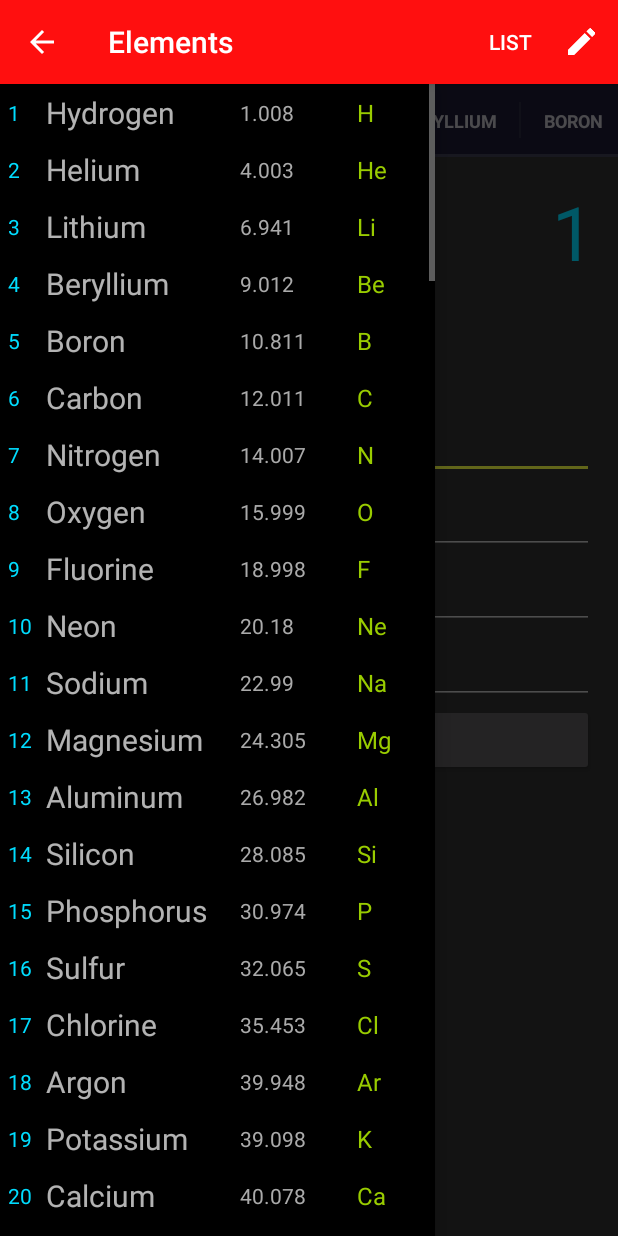
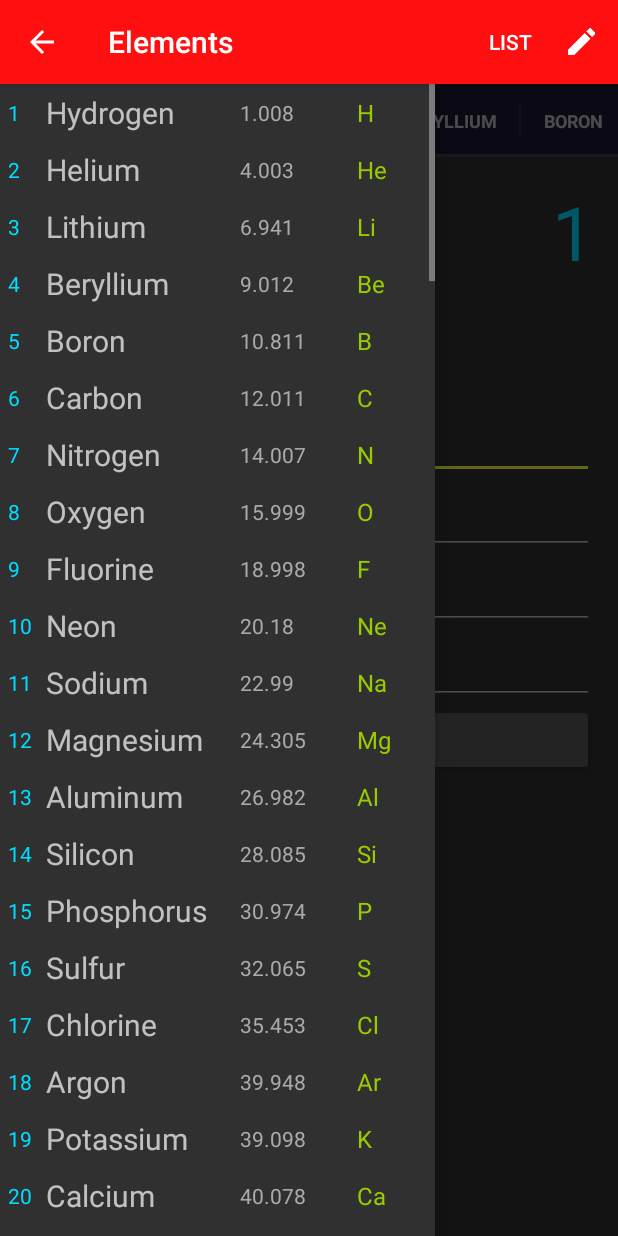
Before and after one commit to teinvdlugt/SmartCalc, an Android app: the ParticlePagerActivity screen opened directly, with no data from a screen before it, with the side drawer open, on a phone screen of 412 x 824 dp. Run offline under Robolectric (Android 15) with nearby library versions, the phone set to English and light mode, and no system bars.

Commit message:
Solve landscape error in ParticlePagerActivity

```diff
--- a/app/src/main/java/com/teinproductions/tein/integerfactorization/ParticleFragment.java
+++ b/app/src/main/java/com/teinproductions/tein/integerfactorization/ParticleFragment.java
@@ -55,7 +55,8 @@ public class ParticleFragment extends Fragment {
         try {
             yearOfDiscTextView.setText(particle.getYearOfDiscoveryString());
         } catch (UnsupportedOperationException e) {
-            theView.findViewById(R.id.yr_of_disc_layout).setVisibility(View.GONE);
+            yearOfDiscTextView.setVisibility(View.GONE);
+            theView.findViewById(R.id.fragment_element_year_of_disc_declaration).setVisibility(View.GONE);
         }
 
         // Density
--- a/app/src/main/java/com/teinproductions/tein/integerfactorization/ParticlePagerActivity.java
+++ b/app/src/main/java/com/teinproductions/tein/integerfactorization/ParticlePagerActivity.java
@@ -65,7 +65,7 @@ public class ParticlePagerActivity extends ActionBarActivity
                 theViewPager.setCurrentItem(position, true);
             }
         });
-        drawerListView.setBackgroundColor(getResources().getColor(android.R.color.background_dark));
+        drawerListView.setBackgroundColor(getResources().getColor(R.color.molu_background_color_drawer_list));
 
         setUpViewPagerAndSlidingTabLayout();
         theViewPager.setCurrentItem(0);
--- a/app/src/main/res/layout-land/fragment_element.xml
+++ b/app/src/main/res/layout-land/fragment_element.xml
@@ -28,8 +28,8 @@
                 android:textAppearance="?android:attr/textAppearanceMedium"
                 android:textColor="@android:color/white" />
 
-            <!-- TODO layout + id -->
             <TextView
+                android:id="@+id/fragment_element_year_of_disc_declaration"
                 android:layout_width="wrap_content"
                 android:layout_marginEnd="20dp"
                 android:layout_marginLeft="20dp"
--- a/app/src/main/res/layout/fragment_element.xml
+++ b/app/src/main/res/layout/fragment_element.xml
@@ -47,9 +47,10 @@
 
         </TableRow>
 
-        <TableRow android:id="@+id/yr_of_disc_layout">
+        <TableRow>
 
             <TextView
+                android:id="@+id/fragment_element_year_of_disc_declaration"
                 android:layout_width="wrap_content"
                 android:layout_marginEnd="20dp"
                 android:layout_marginRight="20dp"
--- a/app/src/main/res/values/colors.xml
+++ b/app/src/main/res/values/colors.xml
@@ -36,4 +36,5 @@
     <color name="molu_colorPrimary">#ffff0f0f</color>
     <color name="molu_colorPrimaryDark">#ffcc0000</color>
     <color name="molu_colorAccent">#fff7ff41</color>
+    <color name="molu_background_color_drawer_list">#303030</color>
 </resources>
```
